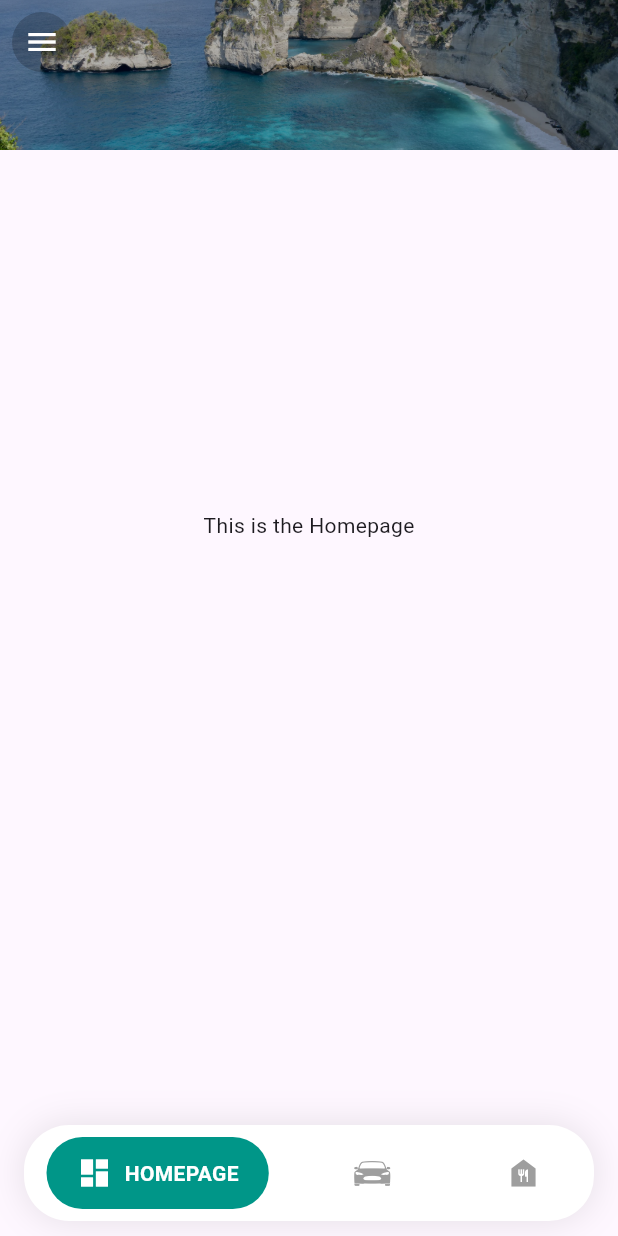
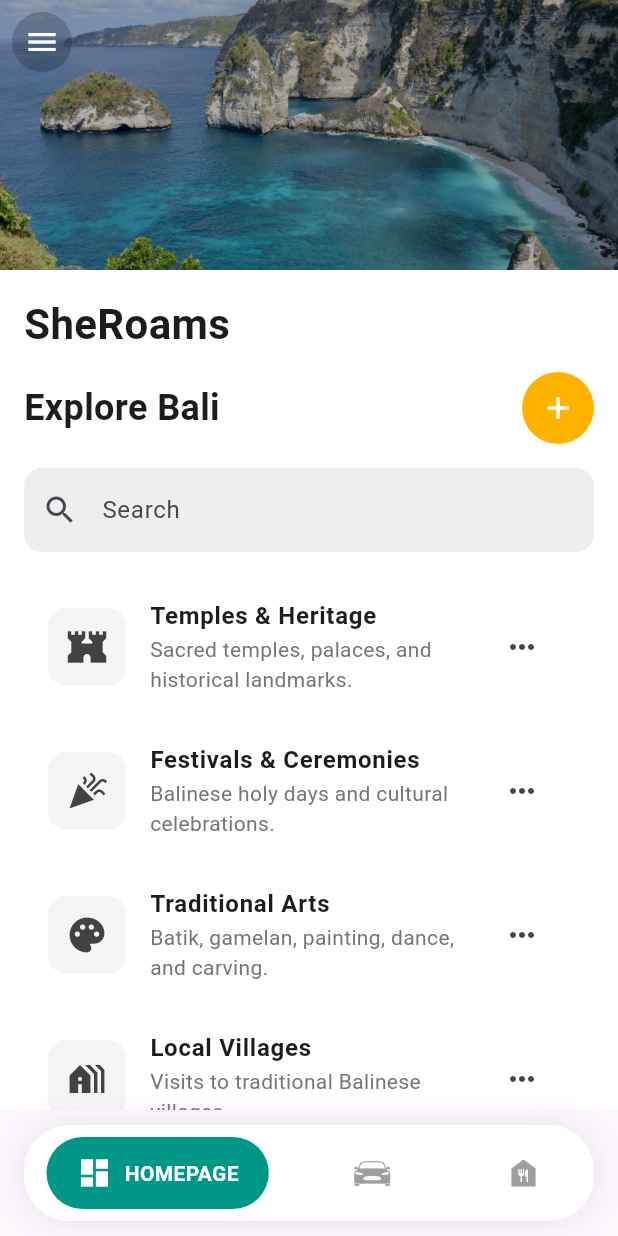
Before and after one commit to ylviverse/SheRoams_for_Robyn, a Flutter app: the screen it shows after launch, after a tap on an icon or button, on a phone screen of 412 x 824 dp. Run offline on Flutter 3.47's test engine with Material 3 defaults, Android fonts, the light colour scheme and no system bars; drawn by our look-alikes of google_nav_bar; our stand-ins replace flutter_svg, google_fonts.

Commit message:
homepage improvement

```diff
--- a/lib/pages/homepage.dart
+++ b/lib/pages/homepage.dart
@@ -5,8 +5,9 @@ class Homepage extends StatelessWidget {
 
   @override
   Widget build(BuildContext context) {
-    // The Scaffold and BottomNavBar are removed. This is just the page content.
     return Scaffold(
+
+      // The drawer for navigation
       drawer: Drawer(
         child: ListView(
           padding: EdgeInsets.zero,
@@ -15,7 +16,8 @@ class Homepage extends StatelessWidget {
               accountName: Text("Your Name"),
               accountEmail: Text("your.email@example.com"),
               currentAccountPicture: CircleAvatar(
-                child: Text("Y"),
+                backgroundColor: Colors.white,
+                child: Text("Y", style: TextStyle(fontSize: 40.0, color: Color(0xFF009688))),
               ),
               decoration: BoxDecoration(color: Color(0xFF009688)),
             ),
@@ -32,6 +34,13 @@ class Homepage extends StatelessWidget {
           ],
         ),
       ),
+
+
+
+
+
+
+      //using sliver for scrollable appbar
       body: CustomScrollView(
         slivers: <Widget>[
           SliverAppBar(
@@ -51,7 +60,7 @@ class Homepage extends StatelessWidget {
               ),
             ),
             backgroundColor: const Color(0xFF009688),
-            expandedHeight: 100.0,
+            expandedHeight: 180.0,
             pinned: true,
             floating: true,
             flexibleSpace: FlexibleSpaceBar(
@@ -63,11 +72,109 @@ class Homepage extends StatelessWidget {
               ),
             ),
           ),
+
+
+
+
+
+
+
+
+          // This Sliver contains the main page content
           SliverToBoxAdapter(
-            child: SizedBox(
-              height: 500,
-              child: Center(
-                child: Text('This is the Homepage'),
+            child: Container(
+              color: Colors.white,
+              padding: const EdgeInsets.all(16.0),
+              child: Column(
+                crossAxisAlignment: CrossAxisAlignment.start,
+                children: [
+                  const Text(
+                    'SheRoams',
+                    style: TextStyle(
+                      fontSize: 28,
+                      fontWeight: FontWeight.bold,
+                    ),
+                  ),
+                  const SizedBox(height: 12),
+                  Row(
+                    mainAxisAlignment: MainAxisAlignment.spaceBetween,
+                    children: [
+                      const Text(
+                        'Explore Bali',
+                        style: TextStyle(
+                          fontSize: 24,
+                          fontWeight: FontWeight.bold,
+                        ),
+                      ),
+                      Container(
+                        decoration: BoxDecoration(
+                          color: Colors.amber[600],
+                          shape: BoxShape.circle,
+                        ),
+                        child: IconButton(
+                          icon: const Icon(Icons.add, color: Colors.white),
+                          onPressed: () {},
+                        ),
+                      ),
+                    ],
+                  ),
+                  const SizedBox(height: 16),
+
+
+
+
+
+                  // Search Bar to be implemented
+                  TextField(
+                    decoration: InputDecoration(
+                      hintText: 'Search',
+                      prefixIcon: const Icon(Icons.search),
+                      filled: true,
+                      fillColor: Colors.grey[200],
+                      border: OutlineInputBorder(
+                        borderRadius: BorderRadius.circular(12),
+                        borderSide: BorderSide.none,
+                      ),
+                    ),
+                  ),
+                  const SizedBox(height: 15),
+
+
+
+
+
+                  // Category List
+                  _buildCategoryItem(
+                    context,
+                    icon: Icons.fort, // Placeholder icon
+                    title: 'Temples & Heritage',
+                    subtitle: 'Sacred temples, palaces, and historical landmarks.',
+                  ),
+                  _buildCategoryItem(
+                    context,
+                    icon: Icons.celebration, // Placeholder icon
+                    title: 'Festivals & Ceremonies',
+                    subtitle: 'Balinese holy days and cultural celebrations.',
+                  ),
+                  _buildCategoryItem(
+                    context,
+                    icon: Icons.palette, // Placeholder icon
+                    title: 'Traditional Arts',
+                    subtitle: 'Batik, gamelan, painting, dance, and carving.',
+                  ),
+                   _buildCategoryItem(
+                    context,
+                    icon: Icons.holiday_village, // Placeholder icon
+                    title: 'Local Villages',
+                    subtitle: 'Visits to traditional Balinese villages.',
+                  ),
+                   _buildCategoryItem(
+                    context,
+                    icon: Icons.store, // Placeholder icon
+                    title: 'Markets & Crafts',
+                    subtitle: 'Handicraft and art markets.',
+                  ),
+                ],
               ),
             ),
           ),
@@ -75,4 +182,31 @@ class Homepage extends StatelessWidget {
       ),
     );
   }
+
+  // Helper widget for creating a category list item
+  Widget _buildCategoryItem(BuildContext context, {required IconData icon, required String title, required String subtitle}) {
+    return Padding(
+      padding: const EdgeInsets.symmetric(vertical: 8.0),
+      child: ListTile(
+        leading: Container(
+          padding: const EdgeInsets.all(12),
+          decoration: BoxDecoration(
+            color: Colors.grey[100],
+            borderRadius: BorderRadius.circular(12),
+          ),
+          child: Icon(icon, color: Colors.grey[800], size: 28),
+        ),
+        title: Text(
+          title,
+          style: const TextStyle(fontWeight: FontWeight.bold, fontSize: 16),
+        ),
+        subtitle: Text(subtitle, style: TextStyle(color: Colors.grey[600])),
+        trailing: IconButton(
+          icon: const Icon(Icons.more_horiz),
+          onPressed: () {},
+        ),
+        onTap: () {},
+      ),
+    );
+  }
 }
```
